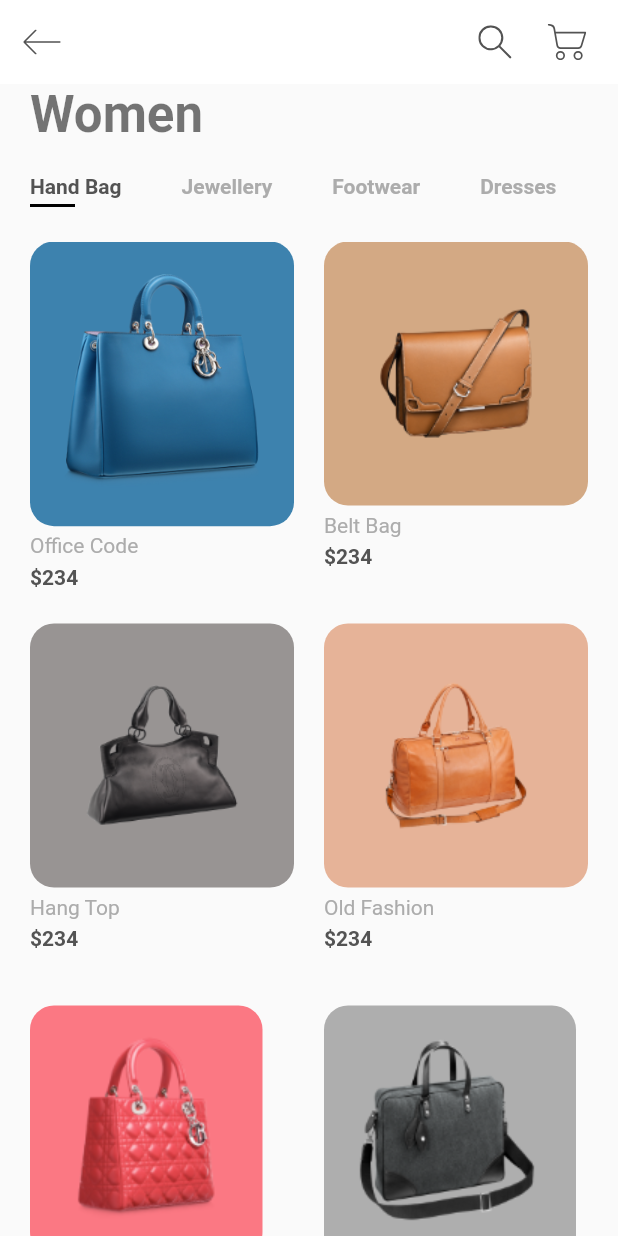
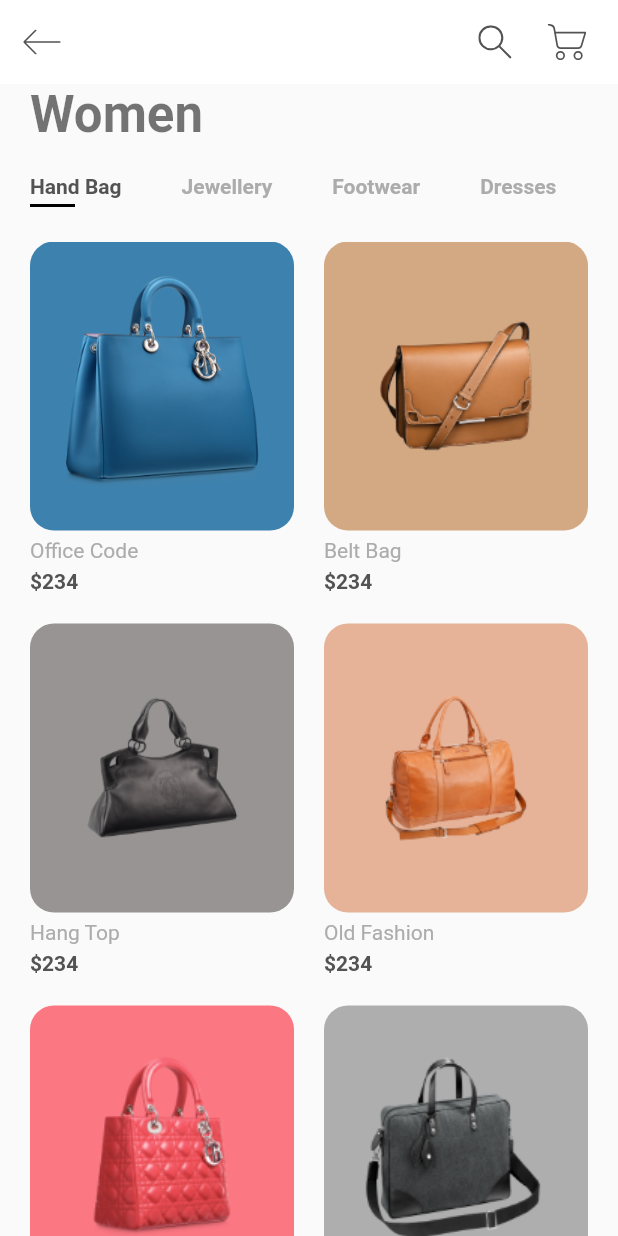
Before and after one commit to axxcident/shopping_app, a Flutter app: the screen it shows after launch, on a phone screen of 412 x 824 dp. Run offline on Flutter 3.47's test engine with Material 2 defaults, Android fonts, the phone set to English and light mode, and no system bars; our stand-ins replace flutter_svg.

Commit message:
12:16 problem med press i item_card.dart

```diff
--- /dev/null
+++ b/lib/screens/details/details_screen.dart
@@ -0,0 +1,13 @@
+import 'package:flutter/material.dart';
+import 'package:shopping_app/models/Product.dart';
+
+class DetailsScreen extends StatelessWidget {
+  final Product product;
+
+  const DetailsScreen({Key? key, required this.product}) : super(key: key);
+  // const DetailsScreen({super.key});
+  @override
+  Widget build(BuildContext context) {
+    return Container();
+  }
+}
--- a/lib/screens/home/components/body.dart
+++ b/lib/screens/home/components/body.dart
@@ -1,6 +1,8 @@
 import 'package:flutter/material.dart';
 import 'package:shopping_app/constants.dart';
 import 'package:shopping_app/models/Product.dart';
+import 'package:shopping_app/screens/details/details_screen.dart';
+import 'package:shopping_app/screens/home/components/item_card.dart';
 import 'categories.dart';
 
 class Body extends StatelessWidget {
@@ -31,52 +33,57 @@ class Body extends StatelessWidget {
                   crossAxisSpacing: kDefaultPaddin,
                   childAspectRatio: 0.75),
               itemBuilder: (context, index) => ItemCard(
-                    product: products[index],
-                  )),
+                  product: products[index],
+                  press: () => Navigator.push(
+                      context,
+                      MaterialPageRoute(
+                          builder: (context) =>
+                              DetailsScreen(product: products[index]))))),
         ))
-        // const ItemCard()
       ],
     );
   }
 }
 
-class ItemCard extends StatelessWidget {
-  final Product product;
-  // final Function press;                  Anvand dessa senare!!!!
-  const ItemCard({
-    super.key,
-    required this.product,
-  });
-  // Key key,
+// class ItemCard extends StatelessWidget {
+//   final Product product;
+//   // final Function press;                  Anvand dessa senare!!!!
+//   const ItemCard({
+//     super.key,
+//     required this.product,
+//   });
+//   // Key key,
 
-  // this.press,
-  //  }) : super(key: key);
+//   // this.press,
+//   //  }) : super(key: key);
 
-  @override
-  Widget build(BuildContext context) {
-    return Column(
-      crossAxisAlignment: CrossAxisAlignment.start,
-      children: <Widget>[
-        Container(
-          padding: const EdgeInsets.all(kDefaultPaddin),
-          // height: 180,
-          // width: 160,
-          decoration: BoxDecoration(
-              color: product.color, borderRadius: BorderRadius.circular(16)),
-          child: Image.asset(product.image),
-        ),
-        Padding(
-          padding: const EdgeInsets.symmetric(vertical: kDefaultPaddin / 4),
-          child: Text(
-            product.title,
-            style: TextStyle(color: kTextLightColor),
-          ),
-        ),
-        Text(
-          "\$${product.price}",
-          style: TextStyle(fontWeight: FontWeight.bold),
-        ),
-      ],
-    );
-  }
-}
+//   @override
+//   Widget build(BuildContext context) {
+//     return Column(
+//       crossAxisAlignment: CrossAxisAlignment.start,
+//       children: <Widget>[
+//         Expanded(
+//           child: Container(
+//             padding: const EdgeInsets.all(kDefaultPaddin),
+//             // height: 180,
+//             // width: 160,
+//             decoration: BoxDecoration(
+//                 color: product.color, borderRadius: BorderRadius.circular(16)),
+//             child: Image.asset(product.image),
+//           ),
+//         ),
+//         Padding(
+//           padding: const EdgeInsets.symmetric(vertical: kDefaultPaddin / 4),
+//           child: Text(
+//             product.title,
+//             style: TextStyle(color: kTextLightColor),
+//           ),
+//         ),
+//         Text(
+//           "\$${product.price}",
+//           style: TextStyle(fontWeight: FontWeight.bold),
+//         ),
+//       ],
+//     );
+//   }
+// }
--- /dev/null
+++ b/lib/screens/home/components/item_card.dart
@@ -0,0 +1,49 @@
+import 'package:flutter/material.dart';
+import 'package:shopping_app/constants.dart';
+import 'package:shopping_app/models/Product.dart';
+
+class ItemCard extends StatelessWidget {
+  final Product product;
+  final Function press;
+  const ItemCard({
+    super.key,
+    required this.product,
+    required this.press,
+  });
+  // Key key,
+
+  // this.press,
+  //  }) : super(key: key);
+
+  @override
+  Widget build(BuildContext context) {
+    return GestureDetector(
+      onTap: press,
+      child: Column(
+        crossAxisAlignment: CrossAxisAlignment.start,
+        children: <Widget>[
+          Expanded(
+            child: Container(
+              padding: EdgeInsets.all(kDefaultPaddin),
+              decoration: BoxDecoration(
+                  color: product.color,
+                  borderRadius: BorderRadius.circular(16)),
+              child: Image.asset(product.image),
+            ),
+          ),
+          Padding(
+            padding: const EdgeInsets.symmetric(vertical: kDefaultPaddin / 4),
+            child: Text(
+              product.title,
+              style: TextStyle(color: kTextLightColor),
+            ),
+          ),
+          Text(
+            "\$${product.price}",
+            style: TextStyle(fontWeight: FontWeight.bold),
+          ),
+        ],
+      ),
+    );
+  }
+}
```
